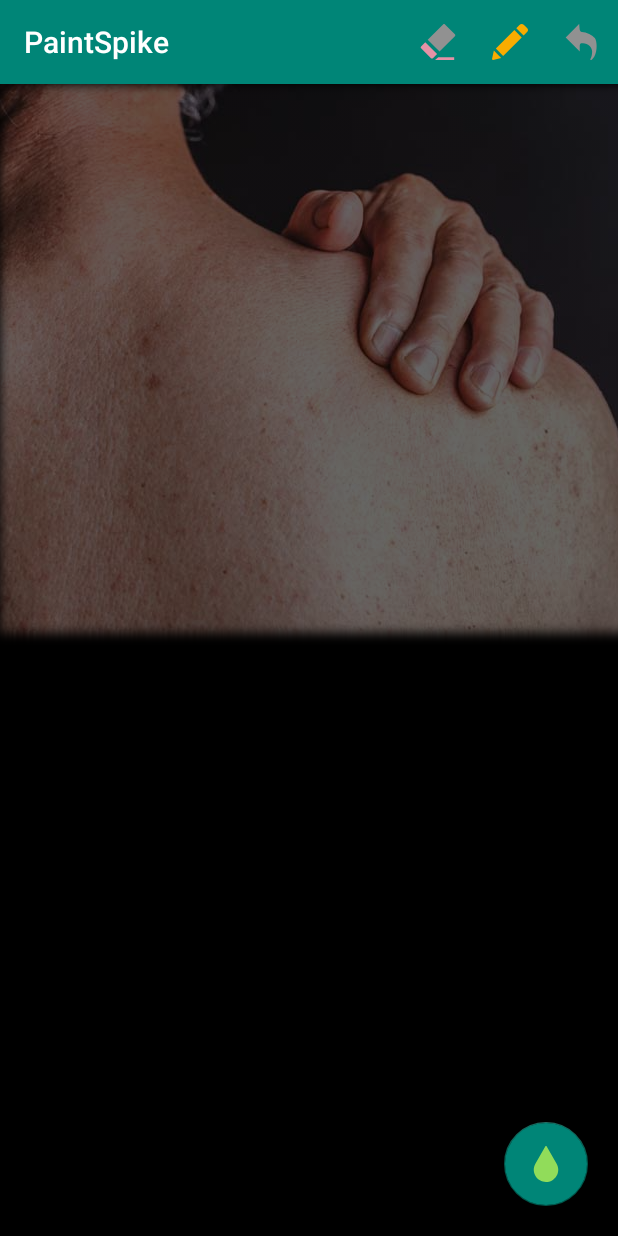
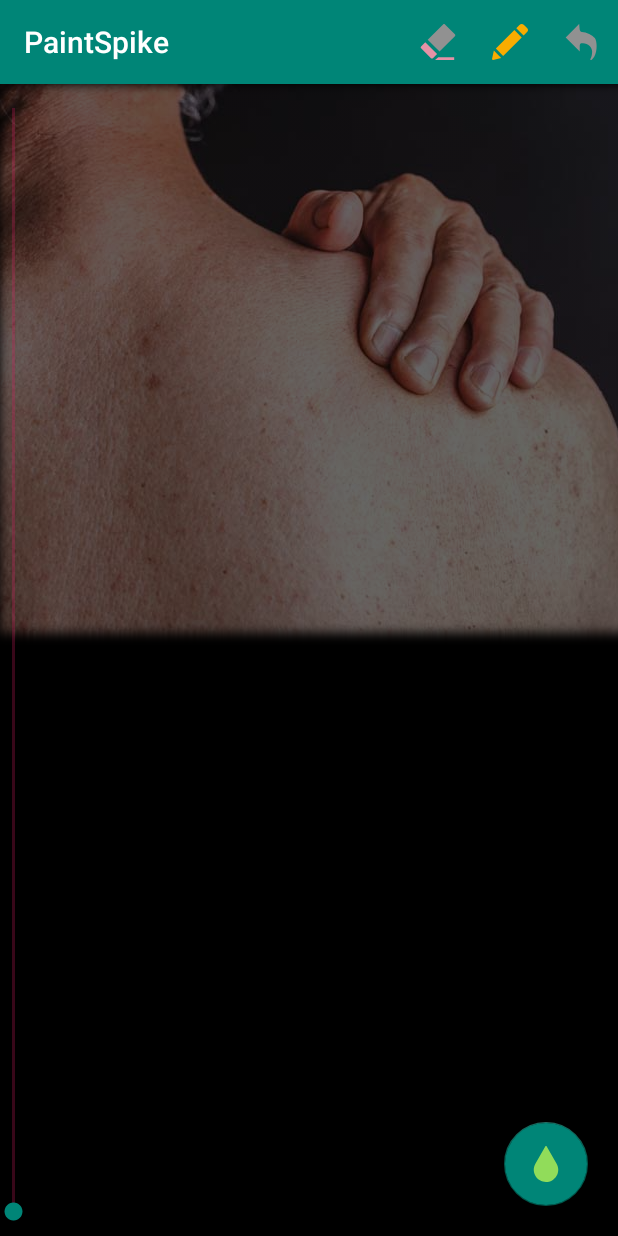
Before and after one commit to ProgFelipe/paintkt, an Android app: the screen it shows after launch (MainActivity), on a phone screen of 412 x 824 dp. Run offline under Robolectric (Android 15) with nearby library versions, the phone set to English and light mode, and no system bars; pictures from the network do not load.

Commit message:
vertical seekbar to increase stroke

```diff
--- /dev/null
+++ b/app/src/main/java/com/sample/sample/paintspike/CustomViews/VerticalSeekBar.kt
@@ -0,0 +1,56 @@
+package com.sample.sample.paintspike.CustomViews
+
+import android.content.Context
+import android.graphics.Canvas
+import android.view.MotionEvent
+import android.util.AttributeSet
+import android.util.Log
+import android.widget.SeekBar
+
+
+class VerticalSeekBar : SeekBar {
+
+    constructor(context: Context) : super(context) {}
+
+    constructor(context: Context, attrs: AttributeSet, defStyle: Int) : super(context, attrs, defStyle) {}
+
+    constructor(context: Context, attrs: AttributeSet) : super(context, attrs) {}
+
+    override fun onSizeChanged(w: Int, h: Int, oldw: Int, oldh: Int) {
+        super.onSizeChanged(h, w, oldh, oldw)
+    }
+
+    @Synchronized
+    override fun onMeasure(widthMeasureSpec: Int, heightMeasureSpec: Int) {
+        super.onMeasure(heightMeasureSpec, widthMeasureSpec)
+        setMeasuredDimension(measuredHeight, measuredWidth)
+    }
+
+    override fun onDraw(c: Canvas) {
+        c.rotate(-90f)
+        c.translate(-height.toFloat(), 0f)
+
+        super.onDraw(c)
+    }
+
+    override fun onTouchEvent(event: MotionEvent): Boolean {
+        if (!isEnabled) {
+            return false
+        }
+
+        when (event.action) {
+            MotionEvent.ACTION_DOWN, MotionEvent.ACTION_MOVE, MotionEvent.ACTION_UP -> {
+                var i = 0
+                i = max - (max * event.y / height).toInt()
+                progress = i
+                Log.i("Progress", progress.toString() + "")
+                onSizeChanged(width, height, 0, 0)
+            }
+
+            MotionEvent.ACTION_CANCEL -> {
+            }
+        }
+        return true
+    }
+
+}
--- a/app/src/main/java/com/sample/sample/paintspike/PaintImageView.kt
+++ b/app/src/main/java/com/sample/sample/paintspike/PaintImageView.kt
@@ -359,6 +359,10 @@ class PaintImageView @JvmOverloads constructor(
         }
     }
 
+    fun setStrokeValue(stroke : Int){
+        currentStroke = stroke + 5f
+    }
+
     fun setDefaultStroke(){
         currentStroke = Painter.DEFAULT_STROKE
     }
--- a/app/src/main/res/layout/fragment_main.xml
+++ b/app/src/main/res/layout/fragment_main.xml
@@ -12,6 +12,18 @@
             app:layout_constraintTop_toTopOf="parent" app:layout_constraintStart_toStartOf="parent"
             app:layout_constraintBottom_toBottomOf="parent"/>
 
+    <com.sample.sample.paintspike.CustomViews.VerticalSeekBar
+            android:id="@+id/paint_stroke_seek_bar"
+            android:layout_width="wrap_content"
+            android:layout_height="match_parent"
+            android:max="40"
+            android:progress="0"
+            app:layout_constraintStart_toStartOf="@id/img_photo"
+            app:layout_constraintTop_toTopOf="parent"
+            app:layout_constraintBottom_toBottomOf="parent"
+            android:thumbTint="@color/colorPrimary"
+            android:progressBackgroundTint="@color/colorAccent"
+            android:elevation="2dp"/>
     <android.support.design.widget.FloatingActionButton
             android:id="@+id/fab_more"
             android:layout_width="wrap_content"
--- a/app/src/main/res/values/colors.xml
+++ b/app/src/main/res/values/colors.xml
@@ -2,5 +2,5 @@
 <resources>
     <color name="colorPrimary">#008577</color>
     <color name="colorPrimaryDark">#00574b</color>
-    <color name="colorAccent">#D81B60</color>
+    <color name="colorAccent">#d81b60</color>
 </resources>
```
Also changed, not shown: app/src/main/java/com/sample/sample/paintspike/MainFragment.kt (+20 -0 lines), app/src/main/res/drawable/paint_seek_progress.xml (added, +17 -0 lines).
